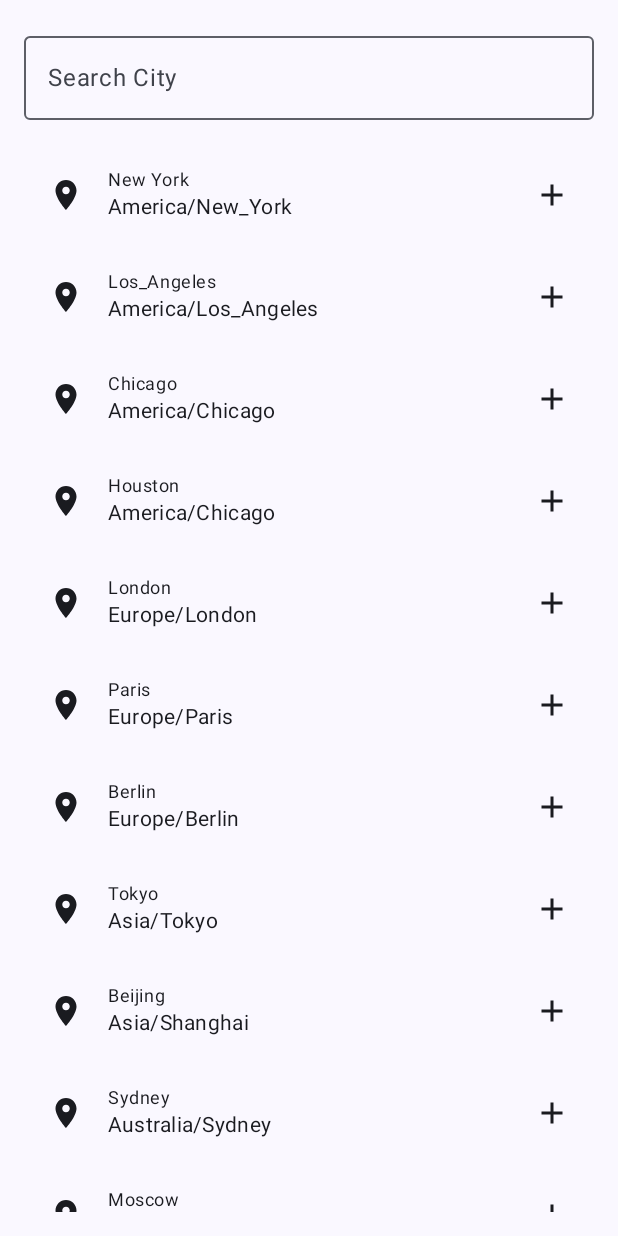
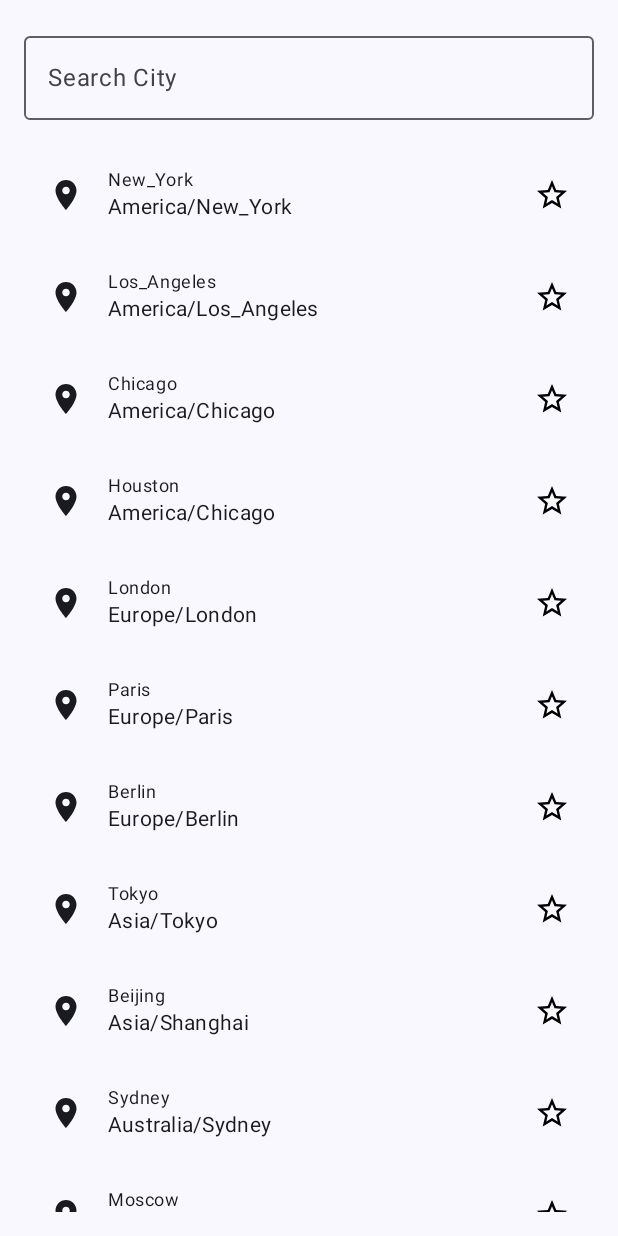
Before and after one commit to Alvatros13/Final_JetPack, an Android app built with Jetpack Compose: the screen it shows after launch (MainActivity), on a phone screen of 412 x 824 dp. Run offline under Robolectric (Android 15) with nearby library versions, the phone set to English and light mode, and no system bars.

Commit message:
Version 0.9 (pre layout textos)

```diff
--- a/app/src/main/java/com/example/prueba/ui/theme/model/City.kt
+++ b/app/src/main/java/com/example/prueba/ui/theme/model/City.kt
@@ -4,7 +4,7 @@ class City(val name: String, val timeZone: String) {
     companion object {
         fun generarCiudades(): List<City> {
             val ciudades = listOf(
-                City("New York", "America/New_York"),
+                City("New_York", "America/New_York"),
                 City("Los_Angeles", "America/Los_Angeles"),
                 City("Chicago", "America/Chicago"),
                 City("Houston", "America/Chicago"),
--- a/app/src/main/java/com/example/prueba/ui/theme/vistas/mainScreen.kt
+++ b/app/src/main/java/com/example/prueba/ui/theme/vistas/mainScreen.kt
@@ -94,6 +94,8 @@ var currentTime ="Loading..."
 
 @Composable
 fun CityItem(city: City, onClick: (String) -> Unit) {
+    // Definir el estado para el botón de estrella
+    var isStarred by remember { mutableStateOf(false) }
 
     Surface(
         modifier = Modifier.clickable {
@@ -126,14 +128,34 @@ fun CityItem(city: City, onClick: (String) -> Unit) {
                 Text(text = city.timezone(), style = MaterialTheme.typography.bodyMedium)
             }
             Spacer(modifier = Modifier.weight(1f))
-            Icon(
-                painter  = painterResource(id = R.drawable.black_add),
-                contentDescription = null,
+
+            // Usar un IconButton para el botón de estrella
+            IconButton(
+                onClick = {
+                    isStarred = !isStarred
+                    // Puedes ejecutar alguna lógica adicional aquí si es necesario
+                },
                 modifier = Modifier.size(24.dp)
-            )
+            ) {
+                // Mostrar el icono de estrella con o sin relleno según el estado
+                if (isStarred) {
+                    Icon(
+                        painter = painterResource(id = R.drawable.baseline_star_24),
+                        contentDescription = null,
+                        tint = Color.Yellow
+                    )
+                } else {
+                    Icon(
+                        painter = painterResource(id = R.drawable.black_star_outline),
+                        contentDescription = null,
+                        tint = Color.Black
+                    )
+                }
+            }
         }
     }
 }
+
 
 @Composable
 fun WorldClockCard(city: City, navigationController: NavHostController) {
--- a/app/src/main/res/drawable/baseline_star_24.xml
+++ b/app/src/main/res/drawable/baseline_star_24.xml
@@ -1,4 +1,4 @@
-<vector android:height="24dp" android:tint="#E5D626"
+<vector android:height="24dp" android:tint="#D5A815"
     android:viewportHeight="24" android:viewportWidth="24"
     android:width="24dp" xmlns:android="http://schemas.android.com/apk/res/android">
     <path android:fillColor="@android:color/white" android:pathData="M12,17.27L18.18,21l-1.64,-7.03L22,9.24l-7.19,-0.61L12,2 9.19,8.63 2,9.24l5.46,4.73L5.82,21z"/>
```
Also changed, not shown: app/src/main/java/com/example/prueba/ui/theme/model/firebaseController.kt (+4 -13 lines), app/src/main/java/com/example/prueba/ui/theme/vistas/moreInfo.kt (+49 -3 lines).
